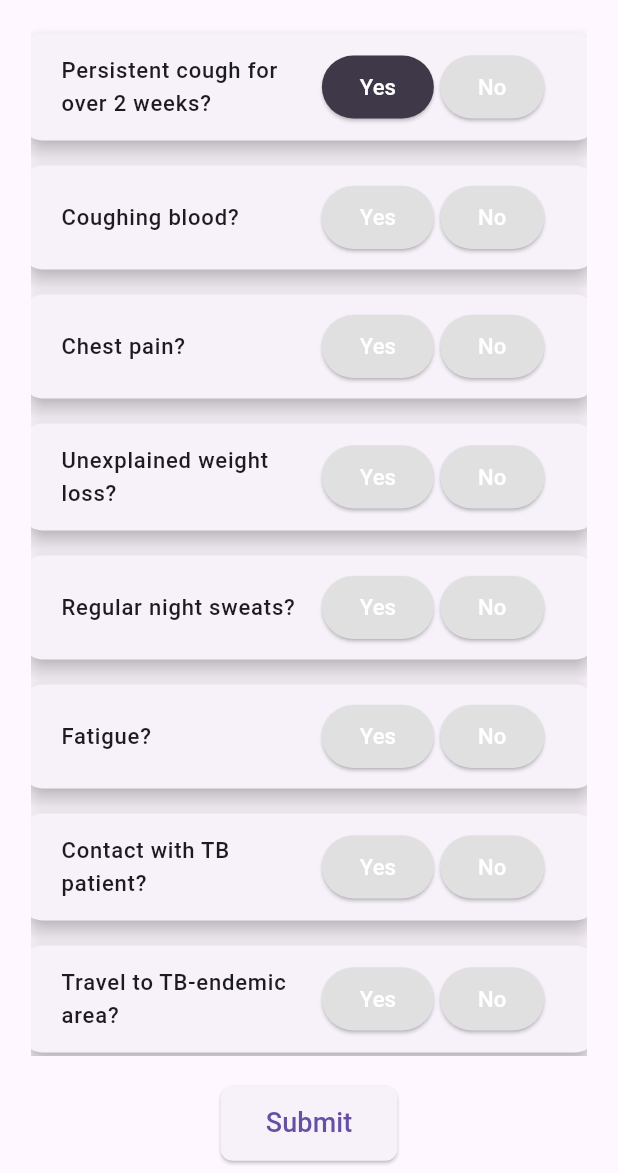
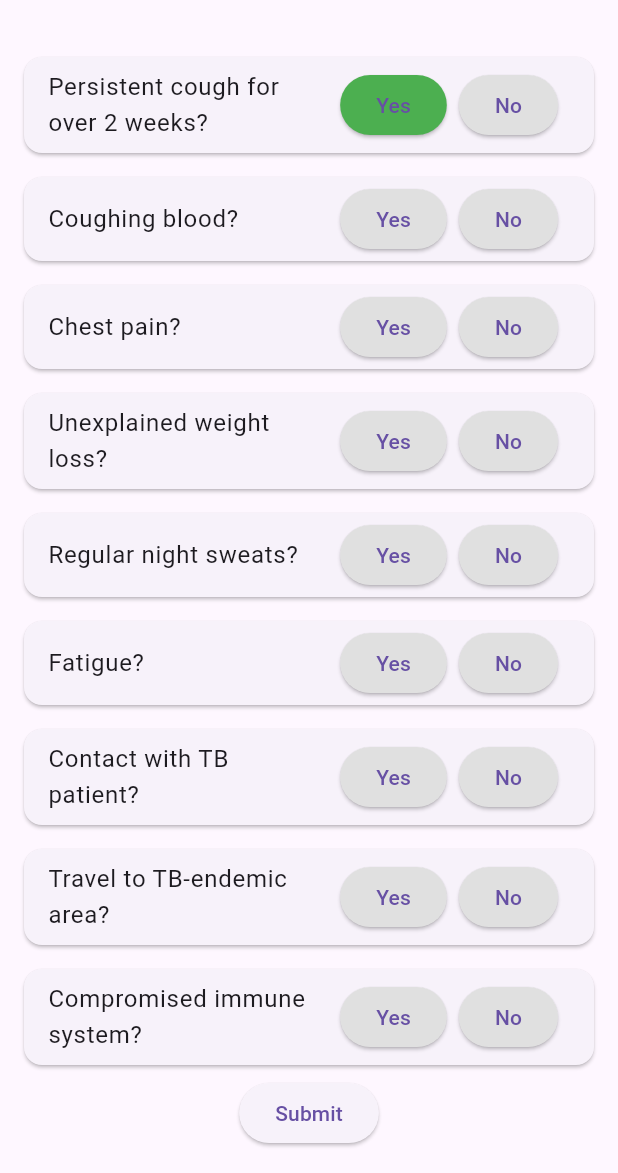
Before and after one commit to AmmadIrshad/FYP_Tb-Detection-, a Flutter app: the screen it shows after launch, after a tap on "Yes", on a phone screen of 412 x 824 dp, the part 63-1236 px from its top. Run offline on Flutter 3.47's test engine with Material 3 defaults, Android fonts, the light colour scheme and no system bars.

Commit message:
provider-->accessing result on multiple screens

```diff
--- /dev/null
+++ b/lib/data/questionnaire_provider.dart
@@ -0,0 +1,113 @@
+// class TBQuestionnaire {
+//   final Map<String, int> questions = {
+//     "Persistent cough for over 2 weeks?": 5,
+//     "Coughing blood?": 10,
+//     "Chest pain?": 4,
+//     "Unexplained weight loss?": 3,
+//     "Regular night sweats?": 3,
+//     "Fatigue?": 2,
+//     "Contact with TB patient?": 4,
+//     "Travel to TB-endemic area?": 2,
+//     "Compromised immune system?": 3,
+//   };
+
+//   var responses = {};
+
+//   int calculateRiskScore() {
+//     int score = 0;
+//     questions.forEach((question, weight) {
+//       if (responses[question] == true) {
+//         score += weight;
+//       }
+//     });
+//     return score;
+//   }
+
+//   TBQuestionnaire() {
+//     resetResponses(); // Ensure responses map is initialized
+//   }
+
+//   // void resetResponses() {
+//   //   responses = {};
+//   //   //responses.clear();
+//   //   //responses = {for (var question in questions.keys) question: false};
+//   // }
+//   void resetResponses() {
+//     responses.clear();
+//     responses = {
+//       for (var question in questions.keys) question: null
+//     }; // Set each question's response to null or false
+//   }
+
+//   String getRecommendation() {
+//     int score = calculateRiskScore();
+//     if (score >= 15) {
+//       return "High risk of TB. Immediate chest X-ray recommended.";
+//     } else if (score >= 8) {
+//       return "Moderate risk of TB. Consider chest X-ray if symptoms persist.";
+//     } else {
+//       return "Low risk of TB. Monitor symptoms.";
+//     }
+//   }
+// }
+import 'package:flutter/material.dart';
+
+class QuestionnaireProvider with ChangeNotifier {
+  final Map<String, int> questions = {
+    "Persistent cough for over 2 weeks?": 5,
+    "Coughing blood?": 10,
+    "Chest pain?": 4,
+    "Unexplained weight loss?": 3,
+    "Regular night sweats?": 3,
+    "Fatigue?": 2,
+    "Contact with TB patient?": 4,
+    "Travel to TB-endemic area?": 2,
+    "Compromised immune system?": 3,
+  };
+
+  // Use Map to store responses
+  Map<String, bool?> responses = {};
+
+  QuestionnaireProvider() {
+    resetResponses(); // Initialize responses on startup
+  }
+
+  // Method to reset responses
+  void resetResponses() {
+    responses = {for (var question in questions.keys) question: null};
+    notifyListeners(); // Notify listeners that state has changed
+  }
+
+  // Update a response and notify listeners
+  void updateResponse(String question, bool response) {
+    responses[question] = response;
+    notifyListeners();
+  }
+
+  // Check if all questions are answered
+  bool get allQuestionsAnswered =>
+      responses.values.every((response) => response != null);
+
+  // Calculate the risk score
+  int calculateRiskScore() {
+    int score = 0;
+    questions.forEach((question, weight) {
+      if (responses[question] == true) {
+        score += weight;
+      }
+    });
+    return score;
+  }
+
+  // Get the recommendation based on score
+  String getRecommendation() {
+    int score = calculateRiskScore();
+    if (score >= 15) {
+      return "High risk of TB. Immediate chest X-ray recommended.";
+    } else if (score >= 8) {
+      return "Moderate risk of TB. Consider chest X-ray if symptoms persist.";
+    } else {
+      return "Low risk of TB. Monitor symptoms.";
+    }
+  }
+}
--- a/lib/data/tb_questionnaire.dart
+++ /dev/null
@@ -1,52 +0,0 @@
-class TBQuestionnaire {
-  final Map<String, int> questions = {
-    "Persistent cough for over 2 weeks?": 5,
-    "Coughing blood?": 10,
-    "Chest pain?": 4,
-    "Unexplained weight loss?": 3,
-    "Regular night sweats?": 3,
-    "Fatigue?": 2,
-    "Contact with TB patient?": 4,
-    "Travel to TB-endemic area?": 2,
-    "Compromised immune system?": 3,
-  };
-
-  Map<String, dynamic> responses = {};
-
-  int calculateRiskScore() {
-    int score = 0;
-    questions.forEach((question, weight) {
-      if (responses[question] == true) {
-        score += weight;
-      }
-    });
-    return score;
-  }
-
-  TBQuestionnaire() {
-    resetResponses(); // Ensure responses map is initialized
-  }
-
-  // void resetResponses() {
-  //   responses = {};
-  //   //responses.clear();
-  //   //responses = {for (var question in questions.keys) question: false};
-  // }
-  void resetResponses() {
-    responses.clear();
-    responses = {
-      for (var question in questions.keys) question: null
-    }; // Set each question's response to null or false
-  }
-
-  String getRecommendation() {
-    int score = calculateRiskScore();
-    if (score >= 15) {
-      return "High risk of TB. Immediate chest X-ray recommended.";
-    } else if (score >= 8) {
-      return "Moderate risk of TB. Consider chest X-ray if symptoms persist.";
-    } else {
-      return "Low risk of TB. Monitor symptoms.";
-    }
-  }
-}
--- a/lib/main.dart
+++ b/lib/main.dart
@@ -1,9 +1,19 @@
 import 'package:flutter/material.dart';
+import 'package:tb_detection/data/questionnaire_provider.dart';
 import 'package:tb_detection/screens/tb_questionnaire_screen.dart';
 import 'package:tb_detection/screens/splash_screen.dart';
+import 'package:provider/provider.dart';
 
 void main() {
-  runApp(const MyApp());
+  //runApp(const MyApp());
+  runApp(
+    MultiProvider(
+      providers: [
+        ChangeNotifierProvider(create: (_) => QuestionnaireProvider()),
+      ],
+      child: const MyApp(),
+    ),
+  );
 }
 
 class MyApp extends StatelessWidget {
@@ -12,10 +22,12 @@
   Widget build(BuildContext context) {
     return MaterialApp(
       debugShowCheckedModeBanner: false,
+      title: 'TB Risk Assessment',
+      theme: ThemeData(primarySwatch: Colors.blue),
       home: const SplashScreen(),
       routes: {
         '/home': (context) =>
-            const TBQuestionnaireScreen(), // Define your home screen route
+            TBQuestionnaireScreen(), // Define your home screen route
       },
     );
   }
--- a/lib/screens/results.dart
+++ b/lib/screens/results.dart
@@ -8,9 +8,7 @@
   @override
   Widget build(BuildContext context) {
     return Scaffold(
-      appBar: AppBar(
-        title: Text('TB Assessment Result'),
-      ),
+      appBar: AppBar(title: Text('Assessment Result')),
       body: Center(
         child: Padding(
           padding: const EdgeInsets.all(16.0),
--- a/lib/screens/splash_screen.dart
+++ b/lib/screens/splash_screen.dart
@@ -40,7 +40,7 @@
     _textOpacity = Tween<double>(begin: 0.3, end: 1.0).animate(_textController);
 
     // Navigate to the next screen after a delay
-    Future.delayed(const Duration(seconds: 5), () {
+    Future.delayed(const Duration(seconds: 3), () {
       if (mounted) {
         Navigator.pushReplacementNamed(context, '/home');
       }
@@ -56,6 +56,10 @@
 
   @override
   Widget build(BuildContext context) {
+    // Get screen size
+    final screenHeight = MediaQuery.of(context).size.height;
+    final screenWidth = MediaQuery.of(context).size.width;
+
     return Scaffold(
       body: Stack(
         children: [
@@ -65,8 +69,9 @@
               scale: _scaleAnimation,
               child: Image.asset(
                 'assets/images/TB.png', // Replace with the path to your image
-                width: 200,
-                height: 200,
+                width: screenWidth * 0.5, // Adjust width based on screen width
+                height:
+                    screenHeight * 0.3, // Adjust height based on screen height
               ),
             ),
           ),
@@ -75,14 +80,13 @@
             child: Column(
               mainAxisAlignment: MainAxisAlignment.center,
               children: [
-                const SizedBox(
-                    height: 300), // Positioning text below the animation
+                SizedBox(height: screenHeight * 0.35), // Adjust positioning
                 FadeTransition(
                   opacity: _textOpacity,
-                  child: const Text(
+                  child: Text(
                     'Tuberculosis',
                     style: TextStyle(
-                      fontSize: 32,
+                      fontSize: screenHeight * 0.04, // Responsive font size
                       color: Colors.black,
                       fontWeight: FontWeight.bold,
                     ),
--- a/lib/screens/tb_questionnaire_screen.dart
+++ b/lib/screens/tb_questionnaire_screen.dart
@@ -1,112 +1,101 @@
 import 'package:flutter/material.dart';
-import 'package:tb_detection/data/tb_questionnaire.dart';
+import 'package:provider/provider.dart';
+import 'package:tb_detection/data/questionnaire_provider.dart';
 import 'package:tb_detection/screens/results.dart';
-import 'package:tb_detection/widgets/assessment_submit_button.dart';
 
-class TBQuestionnaireScreen extends StatefulWidget {
+class TBQuestionnaireScreen extends StatelessWidget {
   const TBQuestionnaireScreen({super.key});
 
   @override
-  State<TBQuestionnaireScreen> createState() => _TBQuestionnaireScreenState();
-}
-
-class _TBQuestionnaireScreenState extends State<TBQuestionnaireScreen> {
-  TBQuestionnaire tbQuestionnaire = TBQuestionnaire();
-
-  // Track if user has submitted
-  bool hasSubmitted = false;
-  String recommendation = "";
-
-  @override
   Widget build(BuildContext context) {
-    final screenWidth = MediaQuery.of(context).size.width;
-    final padding = screenWidth * 0.05; // Responsive padding
+    final questionnaireProvider = Provider.of<QuestionnaireProvider>(context);
 
     return Scaffold(
-      appBar: AppBar(
-        title: Text('TB Risk Assessment'),
-      ),
+      appBar: AppBar(title: Text('TB Risk Assessment')),
       body: Padding(
-        padding: EdgeInsets.symmetric(horizontal: padding),
+        padding: const EdgeInsets.all(16.0),
         child: Column(
           children: [
             Expanded(
               child: ListView(
-                children: tbQuestionnaire.questions.keys.map((question) {
-                  return Padding(
-                    padding: const EdgeInsets.symmetric(vertical: 6.0),
-                    child: AnimatedScale(
-                      duration: const Duration(milliseconds: 200),
-                      scale: 1.05,
-                      child: Card(
-                        elevation: 6,
-                        shape: RoundedRectangleBorder(
-                          borderRadius: BorderRadius.circular(12),
-                        ),
-                        child: Padding(
-                          padding: const EdgeInsets.symmetric(
-                              vertical: 5, horizontal: 8),
+                children: questionnaireProvider.questions.keys.map((question) {
+                  return Card(
+                    margin: const EdgeInsets.symmetric(vertical: 8),
                     child: ListTile(
-                            title: Text(
-                              question,
-                              style: TextStyle(
-                                  fontSize: 14, fontWeight: FontWeight.w500),
-                            ),
+                      title: Text(question),
                       trailing: Row(
                         mainAxisSize: MainAxisSize.min,
                         children: [
                           ElevatedButton(
                             onPressed: () {
-                                    setState(() {
-                                      tbQuestionnaire.responses[question] =
-                                          true;
-                                    });
+                              questionnaireProvider.updateResponse(
+                                  question, true);
                             },
                             style: ElevatedButton.styleFrom(
                               backgroundColor:
-                                        tbQuestionnaire.responses[question] ==
+                                  questionnaireProvider.responses[question] ==
                                           true
-                                            ? Color.fromARGB(255, 63, 56, 73)
+                                      ? Colors.green
                                       : Colors.grey[300],
-                                    foregroundColor: Colors.white,
                             ),
                             child: Text("Yes"),
                           ),
-                                SizedBox(width: 4),
+                          SizedBox(width: 8),
                           ElevatedButton(
                             onPressed: () {
-                                    setState(() {
-                                      tbQuestionnaire.responses[question] =
-                                          false;
-                                    });
+                              questionnaireProvider.updateResponse(
+                                  question, false);
                             },
                             style: ElevatedButton.styleFrom(
-                                    backgroundColor: tbQuestionnaire
-                                                .responses[question] ==
+                              backgroundColor:
+                                  questionnaireProvider.responses[question] ==
                                           false
-                                        ? const Color.fromARGB(255, 63, 56, 73)
+                                      ? Colors.red
                                       : Colors.grey[300],
-                                    foregroundColor: Colors.white,
                             ),
                             child: Text("No"),
                           ),
                         ],
                       ),
                     ),
-                        ),
-                      ),
-                    ),
                   );
                 }).toList(),
               ),
             ),
-            SizedBox(height: 20),
-            AssessmentSubmitButton(
-              tbQuestionnaire: tbQuestionnaire,
+            ElevatedButton(
+              onPressed: () {
+                if (questionnaireProvider.allQuestionsAnswered) {
+                  String recommendation =
+                      questionnaireProvider.getRecommendation();
+                  Navigator.push(
+                    context,
+                    MaterialPageRoute(
+                      builder: (context) =>
+                          ResultScreen(recommendation: recommendation),
                     ),
-            SizedBox(
-              height: MediaQuery.of(context).size.height * 0.01,
-            )
+                  ).then((_) {
+                    questionnaireProvider
+                        .resetResponses(); // Clear responses when returning
+                  });
+                } else {
+                  showDialog(
+                    context: context,
+                    builder: (context) => AlertDialog(
+                      title: Text("Incomplete Form"),
+                      content: Text(
+                          "Please answer all questions before submitting."),
+                      actions: [
+                        TextButton(
+                          onPressed: () => Navigator.pop(context),
+                          child: Text("OK"),
+                        ),
+                      ],
+                    ),
+                  );
+                }
+              },
+              child: Text('Submit'),
+            ),
           ],
         ),
       ),
--- a/lib/widgets/assessment_submit_button.dart
+++ /dev/null
@@ -1,79 +0,0 @@
-import 'package:flutter/material.dart';
-import 'package:tb_detection/data/tb_questionnaire.dart';
-
-import 'package:tb_detection/screens/results.dart';
-
-class AssessmentSubmitButton extends StatefulWidget {
-  final TBQuestionnaire tbQuestionnaire;
-  const AssessmentSubmitButton({super.key, required this.tbQuestionnaire});
-
-  @override
-  State<AssessmentSubmitButton> createState() => _AssessmentSubmitButtonState();
-}
-
-class _AssessmentSubmitButtonState extends State<AssessmentSubmitButton> {
-  bool hasSubmitted = false;
-  String recommendation = "";
-
-  bool allQuestionsAnswered() {
-    for (var question in widget.tbQuestionnaire!.questions.keys) {
-      if (widget.tbQuestionnaire.responses[question] == null) {
-        return false;
-      }
-    }
-    return true;
-  }
-
-  @override
-  Widget build(BuildContext context) {
-    return ElevatedButton(
-      onPressed: () {
-        if (allQuestionsAnswered()) {
-          setState(() {
-            hasSubmitted = true;
-            recommendation = widget.tbQuestionnaire.getRecommendation();
-            // Navigate to the result screen with the recommendation
-            if (hasSubmitted) {
-              Navigator.push(
-                context,
-                MaterialPageRoute(
-                  builder: (context) =>
-                      ResultScreen(recommendation: recommendation),
-                ),
-              ).then((_) {
-                // Reset responses after returning to this screen
-                setState(() {
-                  widget.tbQuestionnaire.resetResponses();
-                  hasSubmitted =
-                      false; // Optionally, reset the submission state
-                });
-              });
-            }
-          });
-        } else {
-          showDialog(
-            context: context,
-            builder: (context) => AlertDialog(
-              title: Text("Incomplete Form"),
-              content: Text("Please answer all questions before submitting."),
-              actions: [
-                TextButton(
-                  onPressed: () => Navigator.pop(context),
-                  child: Text("OK"),
-                ),
-              ],
-            ),
-          );
-        }
-      },
-      style: ElevatedButton.styleFrom(
-        padding: EdgeInsets.symmetric(vertical: 12, horizontal: 30),
-        shape: RoundedRectangleBorder(borderRadius: BorderRadius.circular(8)),
-      ),
-      child: Text(
-        'Submit',
-        style: TextStyle(fontSize: 18),
-      ),
-    );
-  }
-}
--- a/pubspec.yaml
+++ b/pubspec.yaml
@@ -35,6 +35,7 @@
   # The following adds the Cupertino Icons font to your application.
   # Use with the CupertinoIcons class for iOS style icons.
   cupertino_icons: ^1.0.8
+  provider: ^6.1.2
 
 dev_dependencies:
   flutter_test:
```
Also changed, not shown: pubspec.lock. Lines whose indentation alone changed are shown as unchanged.
